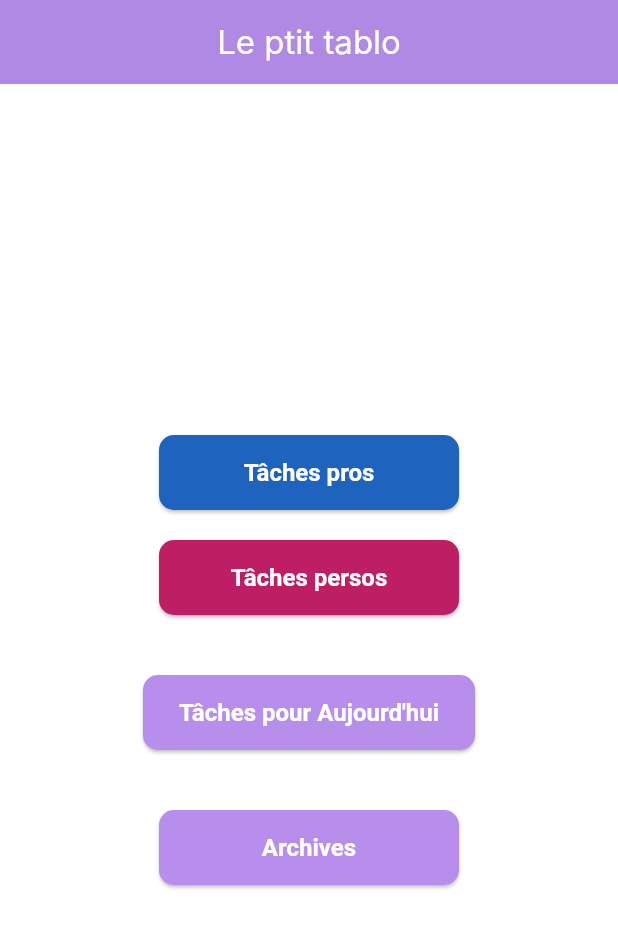
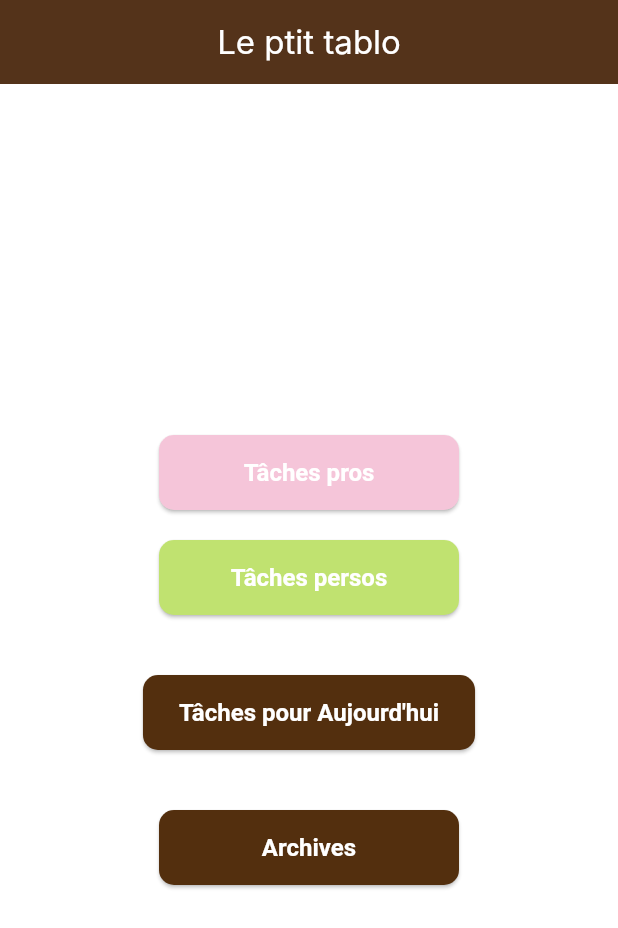
Before and after one commit to EliotLouys/task_planner, a Flutter app: the screen it shows after launch, on a phone screen of 412 x 824 dp. Shown: the top 928 px of the screen. Run offline on Flutter 3.47's test engine with Material 3 defaults, Android fonts, the phone set to English and light mode, and no system bars; our stand-ins replace flutter_local_notifications, flutter_secure_storage, timezone; Roboto replaces fonts that are missing (Inter).

Commit message:
Applying desired themes

```diff
--- a/lib/theme/app_theme.dart
+++ b/lib/theme/app_theme.dart
@@ -7,14 +7,14 @@ class AppTheme {
   static const Color primarySeedColor = Color.fromARGB(255, 30, 150, 190);
   static const double cardBorderRadius = 12.0;
 
-  static const Color urgentImportantColor = Color.fromARGB(255, 229, 30, 30);
-  static const Color importantNotUrgentColor = Color.fromARGB(255, 250, 234, 16);
+  static const Color urgentImportantColor = Color.fromARGB(255, 206, 38, 16);
+  static const Color importantNotUrgentColor = Color.fromARGB(255, 230, 204, 62);
   // Note: Colors.orange.shade600 corresponds to ARGB(255, 255, 140, 0)
-  static const Color urgentNotImportantColor =Color.fromARGB(255, 251, 140, 0);
-  static const Color notUrgentNotImportantColor = Color.fromARGB(255, 132, 240, 146);
+  static const Color urgentNotImportantColor =Color.fromARGB(255, 218, 125, 13);
+  static const Color notUrgentNotImportantColor = Color.fromARGB(255, 135, 172, 34);
 
-  static const Color professionalCategoryColor = Color.fromARGB(255, 30, 100, 190);
-  static const Color personalCategoryColor = Color.fromARGB(255, 190, 30, 100);
+  static const Color professionalCategoryColor = Color.fromARGB(255, 245, 197, 217);
+  static const Color personalCategoryColor = Color.fromARGB(255, 192, 226, 112);
 
   static const Color deleteButtonColor = Colors.grey;
   static const Color unarchiveButtonColor = Colors.blueGrey;
@@ -49,7 +49,7 @@ class AppTheme {
       // from a single seed color, ensuring harmony.
       colorScheme: ColorScheme.fromSeed(
         seedColor: const Color.fromARGB(255, 67, 22, 172),
-        primary: const Color.fromARGB(255, 183, 142, 236),
+        primary: const Color.fromARGB(255, 83, 47, 14),
         secondary: const Color.fromARGB(255, 218, 3, 56),
         surface: Colors.white,
       ),
```
Also changed, not shown: 1 other file.
